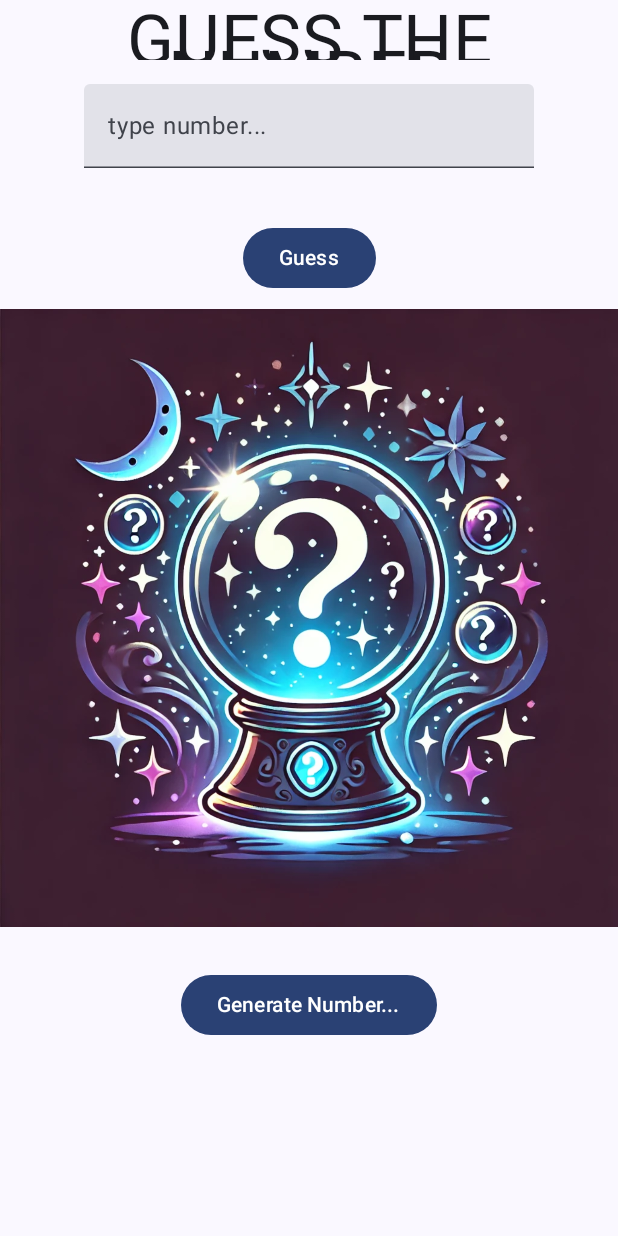
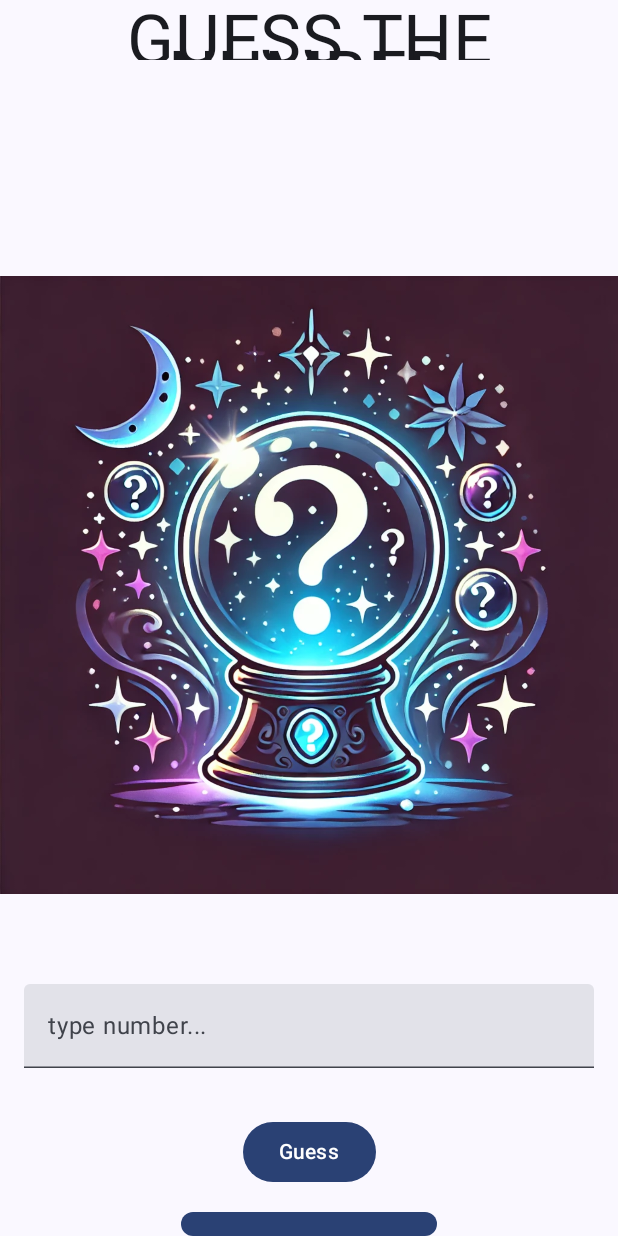
Before and after one commit to EmmaCanini/GuessTheNumber, an Android app built with Jetpack Compose: the screen it shows after launch (MainActivity), after a tap on "Guess", on a phone screen of 412 x 824 dp. Run offline under Robolectric (Android 15) with nearby library versions, the phone set to English and light mode, and no system bars.

Commit message:
UI updated with shared state in buttons- working

```diff
--- a/app/src/main/java/com/example/guessthenumber/MainActivity.kt
+++ b/app/src/main/java/com/example/guessthenumber/MainActivity.kt
@@ -12,7 +12,6 @@ import androidx.compose.foundation.layout.fillMaxSize
 import androidx.compose.foundation.layout.fillMaxWidth
 import androidx.compose.foundation.layout.height
 import androidx.compose.foundation.layout.padding
-import androidx.compose.foundation.layout.width
 import androidx.compose.foundation.text.KeyboardOptions
 import androidx.compose.material3.Button
 import androidx.compose.material3.Scaffold
@@ -20,7 +19,6 @@ import androidx.compose.material3.Text
 import androidx.compose.material3.TextField
 import androidx.compose.runtime.Composable
 import androidx.compose.runtime.getValue
-import androidx.compose.runtime.mutableStateMapOf
 import androidx.compose.runtime.mutableStateOf
 import androidx.compose.runtime.remember
 import androidx.compose.runtime.setValue
@@ -57,7 +55,7 @@ class MainActivity : ComponentActivity() {
 @Preview(showBackground = true)
 fun appScreen() {
     Header()
-    Body()
+//    Body()
 
 
     }
@@ -65,87 +63,111 @@ fun appScreen() {
 
 @Composable
 fun Header() {
-    val headerModifier = Modifier.fillMaxSize()
-    Box(modifier = headerModifier) {
+    var userInput by remember {mutableStateOf("")}
+    var randomNumber by remember {mutableStateOf<Int?>(null)}
+    var result by remember {mutableStateOf("")}
 
-        Image(painter = painterResource(id = R.drawable.logo),
-            contentDescription = "Mysical Logo",
-                    modifier = Modifier.fillMaxSize()
-        )
+
+    Column(modifier = Modifier.fillMaxWidth(),
+            horizontalAlignment = Alignment.CenterHorizontally
+    ) {
 
         Text(text = "GUESS THE NUMBER",
             fontSize = 46.sp,
             textAlign = TextAlign.Center,
             modifier = Modifier.height(40.dp)
         )
+        Spacer(modifier = Modifier.height(100.dp))
+        Image(painter = painterResource(id = R.drawable.logo),
+            contentDescription = "Mystical Logo",
+                    modifier = Modifier.fillMaxWidth().height(500.dp),
+
+        )
 
 
 
-//        Text(text = "Correct/Incorrect depending on user input",
-//            fontSize = 46.sp,
-//            textAlign = TextAlign.Center,
-//            modifier = Modifier.height(40.dp)
-//        )
+        ModifiableTextField(userInput) {newValue -> userInput = newValue
+        }
+        Spacer(modifier = Modifier.height(16.dp))
+
+        GuessButton(userInput, randomNumber) { comparisonResult -> result = comparisonResult
+        }
+        Spacer(modifier = Modifier.height(16.dp))
+
+        GenerateNumberButton { generatedNumber -> randomNumber = generatedNumber
+        }
+        Spacer(modifier = Modifier.height(16.dp))
+
+        Text(text = result)
+    }
 
     }
 
+
+//@Composable
+//fun Body() {
+//    Box(modifier = Modifier
+//        .fillMaxWidth()
+//        .padding(40.dp),
+//        contentAlignment = Alignment.Center
+//    ) {
+//        Column(
+//            horizontalAlignment = Alignment.CenterHorizontally
+//        ) {
+//            ModifiableTextField()
+//            Spacer(modifier = Modifier.height(20.dp))
+//            GuessButton()
+//            Spacer(modifier = Modifier.height(450.dp))
+////            GenerateNumberButton()
+////        }}
+//
+//}
+
+
+
+@Composable
+fun ModifiableTextField(currentText: String, onTextChange: (String) -> Unit) {
+    TextField(
+        value = currentText,
+        onValueChange = { newValue -> onTextChange(newValue) },
+        keyboardOptions = KeyboardOptions(keyboardType = KeyboardType.Number),
+        label = { Text(text = "type number...") },
+        modifier = Modifier
+            .fillMaxWidth()
+            .padding(16.dp)
+    )
 }
 
+
 @Composable
-fun Body() {
-    Box(modifier = Modifier
-        .fillMaxWidth()
-        .padding(40.dp),
-        contentAlignment = Alignment.Center
-    ) {
-        Column(
-            horizontalAlignment = Alignment.CenterHorizontally
-        ) {
-            ModifiableTextField()
-            Spacer(modifier = Modifier.height(20.dp))
-            GuessButton()
-            Spacer(modifier = Modifier.height(450.dp))
-            GenerateNumberButton()
-        }}
-
+fun GuessButton(userInput: String, randomNumber: Int?, onResult: (String) -> Unit) {
+    Button(onClick = {
+        val userGuess = userInput.toIntOrNull()
+        if (userGuess != null && randomNumber != null) {
+            val comparisonResult = if (userGuess == randomNumber) {
+                "Correct! The number was $randomNumber."
+            } else {
+                "Incorrect! The number was $randomNumber."
+            }
+            onResult(comparisonResult)
+        } else {
+            onResult("Please enter a valid number and generate a number first.")
+        }
+    }) {
+        Text(
+            text = stringResource(R.string.button_label)
+        )
+    }
 }
 
 
 
 @Composable
-fun ModifiableTextField() {
-    var currentText by remember {
-        mutableStateOf("")
-    }
-    TextField(value = currentText,
-        onValueChange = { newValue -> currentText = newValue },
-        keyboardOptions = KeyboardOptions(keyboardType = KeyboardType.Number),
-        label = { Text(text = "type number...") },
-        modifier = Modifier
-            .fillMaxWidth()
-            .padding(16.dp)
-
-
-    )
-}
-
-
-@Composable
-fun GuessButton() {
-    Button(onClick= {
-       println("Guess submitted")
-    }){
-        Text(
-            text= stringResource(R.string.button_label)
-        )
-    }
-}
-
-@Composable
-fun GenerateNumberButton() {
+fun GenerateNumberButton(onNumberGenerated: (Int) -> Unit) {
     Button(onClick= {
         val randomNumber = (0..100).random()
         println(randomNumber)
+        onNumberGenerated(randomNumber)
 
     }){
         Text(
```
